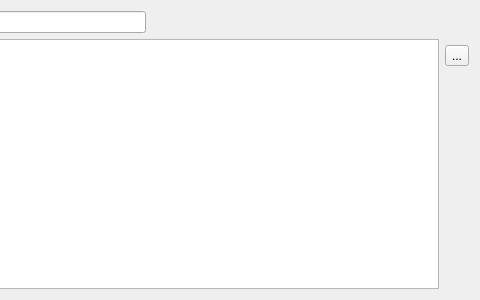
opengisch/QGIS_TEKSI_Wincan_Vx_Importer_Plugin, file wincan2teksi/ui/logs_widget.ui: the form before one commit; both pictures show x 353 to 833 and y 0 to 300 of the 833 by 300 pixel window.
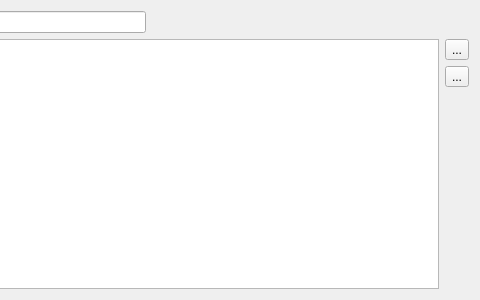
The form after the commit.

Commit message: add copy logs button

Diff of the .ui file:
```diff
--- a/wincan2teksi/ui/logs_widget.ui
+++ b/wincan2teksi/ui/logs_widget.ui
@@ -27,6 +27,16 @@
      </property>
     </spacer>
    </item>
+   <item row="1" column="1">
+    <widget class="QToolButton" name="logs_copy_all_toolButton">
+     <property name="toolTip">
+      <string>Copy all logs to clipboard</string>
+     </property>
+     <property name="text">
+      <string>...</string>
+     </property>
+    </widget>
+   </item>
    <item row="2" column="1">
     <widget class="QToolButton" name="logs_clear_toolButton">
      <property name="toolTip">
```
The commit also changes 1 other file.
